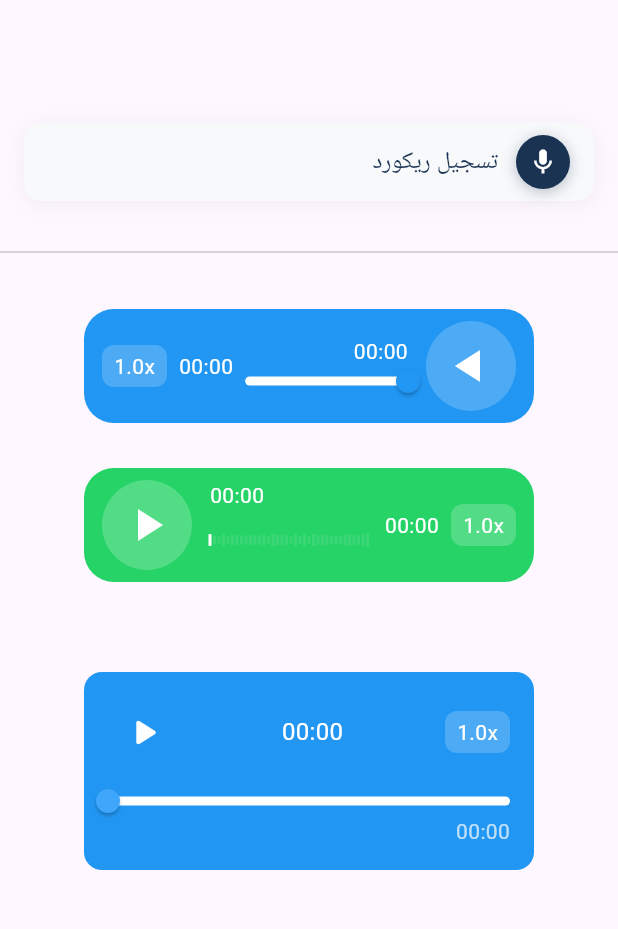
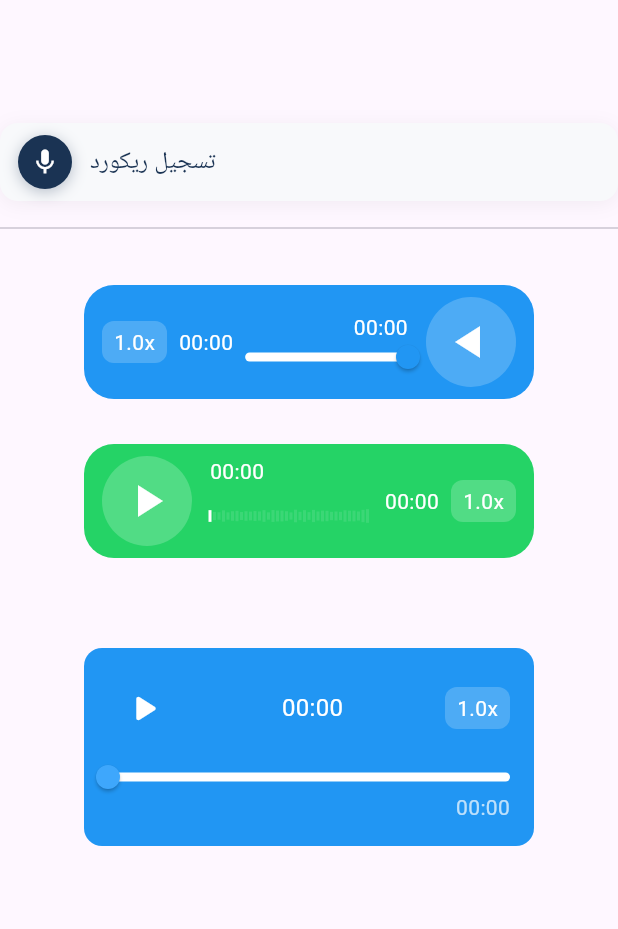
Before and after one commit to mohamedyasser951/voice_note_kit, a Flutter app: the screen it shows after launch, on a phone screen of 412 x 824 dp, the part 63-992 px from its top. Run offline on Flutter 3.47's test engine with Material 3 defaults, Android fonts, the phone set to English and light mode, and no system bars; our stand-ins replace just_audio, permission_handler; missing offline and left inert: dart:html, just_waveform, record.

Commit message:
reduce padding

```diff
--- a/lib/recorder/voice_recorder_widget.dart
+++ b/lib/recorder/voice_recorder_widget.dart
@@ -137,11 +137,8 @@ class _VoiceRecorderBarState extends State<VoiceRecorderBar> {
 
   @override
   Widget build(BuildContext context) {
-    return Directionality(
-      textDirection: TextDirection.rtl,
-      child: Container(
-        margin: const EdgeInsets.all(16),
-        padding: const EdgeInsets.symmetric(horizontal: 16, vertical: 8),
+    return  Container(
+        padding: const EdgeInsets.symmetric(horizontal: 12, vertical: 8),
         decoration: BoxDecoration(
           color: const Color(0xFFF8F9FB),
           borderRadius: BorderRadius.circular(12),
@@ -216,8 +213,7 @@ class _VoiceRecorderBarState extends State<VoiceRecorderBar> {
               ),
           ],
         ),
-      ),
-    );
+      );
   }
 }
 
```
